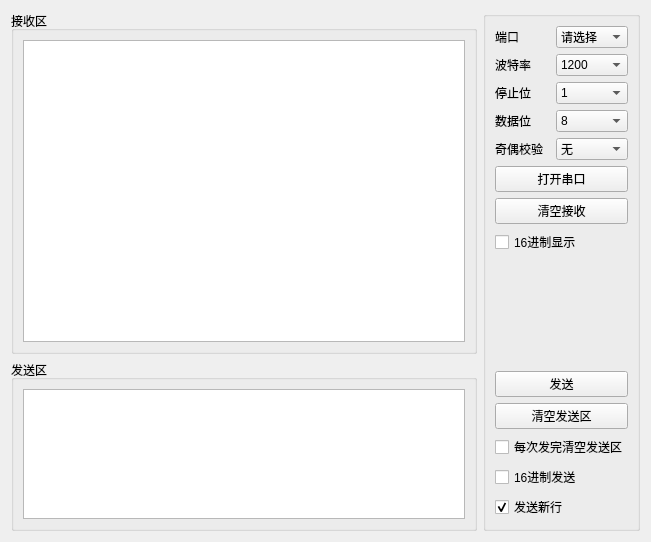
This is QTosciloscope/widget.ui in BlackDaShuai/MySerialPortHelper as Qt 5 draws it before an edit. The edited form follows.
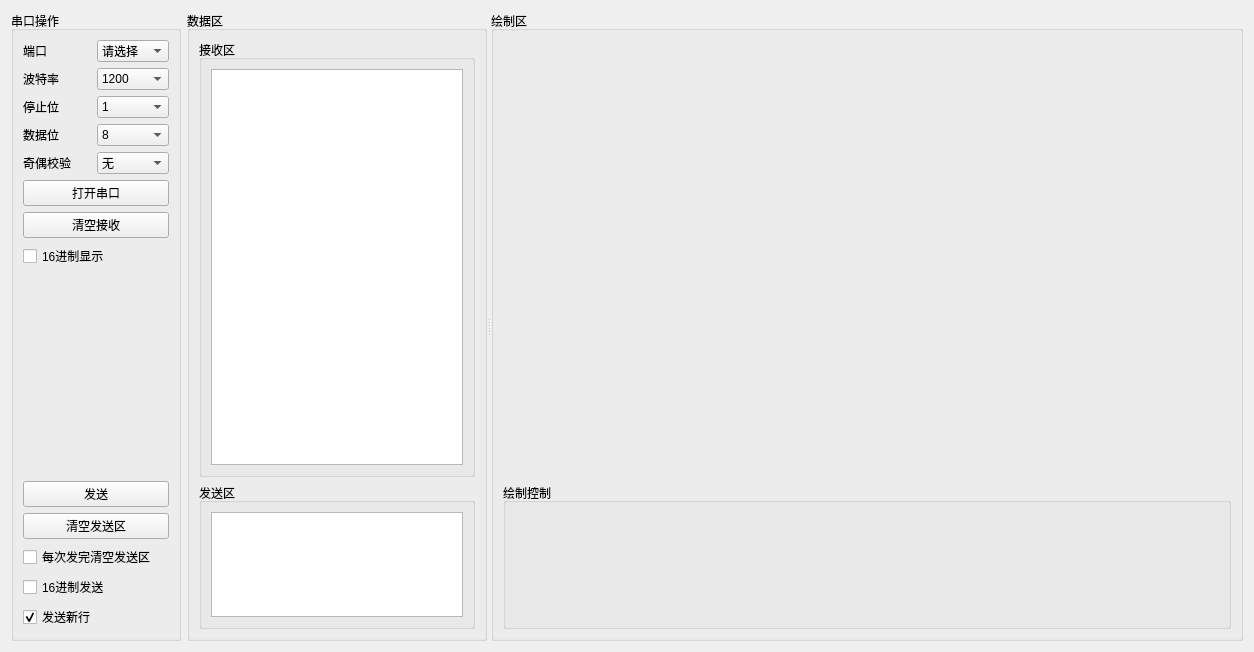
This is the edited form. Icons and pictures are not drawn. Custom widgets are drawn as their Qt base class.

Patch:
```diff
--- a/QTosciloscope/widget.ui
+++ b/QTosciloscope/widget.ui
@@ -6,8 +6,8 @@
    <rect>
     <x>0</x>
     <y>0</y>
-    <width>651</width>
-    <height>542</height>
+    <width>1254</width>
+    <height>652</height>
    </rect>
   </property>
   <property name="windowTitle">
@@ -17,49 +17,28 @@
    <iconset resource="rec.qrc">
     <normaloff>:/new/prefix1/recf/buz.ico</normaloff>:/new/prefix1/recf/buz.ico</iconset>
   </property>
-  <layout class="QHBoxLayout" name="horizontalLayout">
-   <item>
-    <layout class="QVBoxLayout" name="verticalLayout" stretch="2,1">
-     <item>
-      <widget class="QGroupBox" name="groupBox_2">
-       <property name="title">
-        <string>接收区</string>
-       </property>
-       <layout class="QGridLayout" name="gridLayout_2">
+  <layout class="QGridLayout" name="gridLayout_4">
         <item row="0" column="0">
-         <widget class="QPlainTextEdit" name="receiveEdit">
-          <property name="readOnly">
-           <bool>true</bool>
-          </property>
-          <property name="maximumBlockCount">
-           <number>100000</number>
-          </property>
-         </widget>
-        </item>
-       </layout>
-      </widget>
-     </item>
-     <item>
-      <widget class="QGroupBox" name="groupBox_3">
-       <property name="title">
-        <string>发送区</string>
-       </property>
-       <layout class="QGridLayout" name="gridLayout">
-        <item row="0" column="0">
-         <widget class="QPlainTextEdit" name="sendEdit"/>
-        </item>
-       </layout>
-      </widget>
-     </item>
-    </layout>
-   </item>
+    <layout class="QHBoxLayout" name="horizontalLayout" stretch="2,10">
    <item>
     <widget class="QGroupBox" name="groupBox">
+       <property name="minimumSize">
+        <size>
+         <width>170</width>
+         <height>0</height>
+        </size>
+       </property>
+       <property name="maximumSize">
+        <size>
+         <width>170</width>
+         <height>16777215</height>
+        </size>
+       </property>
      <property name="title">
-      <string/>
-     </property>
-     <layout class="QVBoxLayout" name="verticalLayout_4" stretch="2,1,1">
-      <item>
+        <string>串口操作</string>
+       </property>
+       <layout class="QGridLayout" name="gridLayout_5">
+        <item row="0" column="0">
        <layout class="QVBoxLayout" name="verticalLayout_2">
         <item>
          <layout class="QGridLayout" name="gridLayout_3">
@@ -92,7 +71,7 @@
           <item row="1" column="1">
            <widget class="QComboBox" name="cbBaudRate">
             <property name="currentText">
-             <string>115200</string>
+               <string>1200</string>
             </property>
             <item>
              <property name="text">
@@ -255,7 +234,7 @@
         </item>
        </layout>
       </item>
-      <item>
+        <item row="1" column="0">
        <spacer name="verticalSpacer">
         <property name="orientation">
          <enum>Qt::Vertical</enum>
@@ -268,7 +247,7 @@
         </property>
        </spacer>
       </item>
-      <item>
+        <item row="2" column="0">
        <layout class="QVBoxLayout" name="verticalLayout_3">
         <item>
          <widget class="QPushButton" name="send">
@@ -313,6 +292,109 @@
      </layout>
     </widget>
    </item>
+     <item>
+      <widget class="QSplitter" name="splitter">
+       <property name="sizePolicy">
+        <sizepolicy hsizetype="Expanding" vsizetype="Preferred">
+         <horstretch>0</horstretch>
+         <verstretch>0</verstretch>
+        </sizepolicy>
+       </property>
+       <property name="minimumSize">
+        <size>
+         <width>0</width>
+         <height>0</height>
+        </size>
+       </property>
+       <property name="layoutDirection">
+        <enum>Qt::LeftToRight</enum>
+       </property>
+       <property name="orientation">
+        <enum>Qt::Horizontal</enum>
+       </property>
+       <property name="opaqueResize">
+        <bool>true</bool>
+       </property>
+       <property name="childrenCollapsible">
+        <bool>true</bool>
+       </property>
+       <widget class="QGroupBox" name="groupBox_4">
+        <property name="minimumSize">
+         <size>
+          <width>150</width>
+          <height>0</height>
+         </size>
+        </property>
+        <property name="maximumSize">
+         <size>
+          <width>300</width>
+          <height>16777215</height>
+         </size>
+        </property>
+        <property name="title">
+         <string>数据区</string>
+        </property>
+        <layout class="QVBoxLayout" name="verticalLayout" stretch="3,1">
+         <item>
+          <widget class="QGroupBox" name="groupBox_2">
+           <property name="title">
+            <string>接收区</string>
+           </property>
+           <layout class="QGridLayout" name="gridLayout_2">
+            <item row="0" column="0">
+             <widget class="QPlainTextEdit" name="receiveEdit">
+              <property name="readOnly">
+               <bool>true</bool>
+              </property>
+              <property name="maximumBlockCount">
+               <number>100000</number>
+              </property>
+             </widget>
+            </item>
+           </layout>
+          </widget>
+         </item>
+         <item>
+          <widget class="QGroupBox" name="groupBox_3">
+           <property name="title">
+            <string>发送区</string>
+           </property>
+           <layout class="QGridLayout" name="gridLayout">
+            <item row="0" column="0">
+             <widget class="QPlainTextEdit" name="sendEdit"/>
+            </item>
+           </layout>
+          </widget>
+         </item>
+        </layout>
+       </widget>
+       <widget class="QGroupBox" name="groupBox_7">
+        <property name="minimumSize">
+         <size>
+          <width>100</width>
+          <height>0</height>
+         </size>
+        </property>
+        <property name="title">
+         <string>绘制区</string>
+        </property>
+        <layout class="QVBoxLayout" name="verticalLayout_4" stretch="3,1">
+         <item>
+          <widget class="QCustomPlot" name="widget" native="true"/>
+         </item>
+         <item>
+          <widget class="QGroupBox" name="groupBox_5">
+           <property name="title">
+            <string>绘制控制</string>
+           </property>
+          </widget>
+         </item>
+        </layout>
+       </widget>
+      </widget>
+     </item>
+    </layout>
+   </item>
   </layout>
  </widget>
  <customwidgets>
@@ -324,6 +406,12 @@
     <signal>clicked()</signal>
    </slots>
   </customwidget>
+  <customwidget>
+   <class>QCustomPlot</class>
+   <extends>QWidget</extends>
+   <header>qcustomplot.h</header>
+   <container>1</container>
+  </customwidget>
  </customwidgets>
  <tabstops>
   <tabstop>sendEdit</tabstop>
```
Lines whose indentation alone changed are shown as unchanged.
